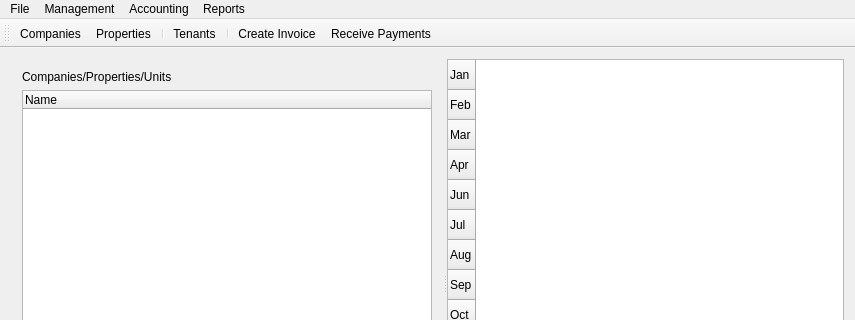
This is rentmanager/rentmanagermainwindow.ui in jayjay-w/rentman as Qt 5 draws it before an edit; both pictures show x 0 to 855 and y 0 to 320 of the 855 by 539 pixel window. The edited form follows.
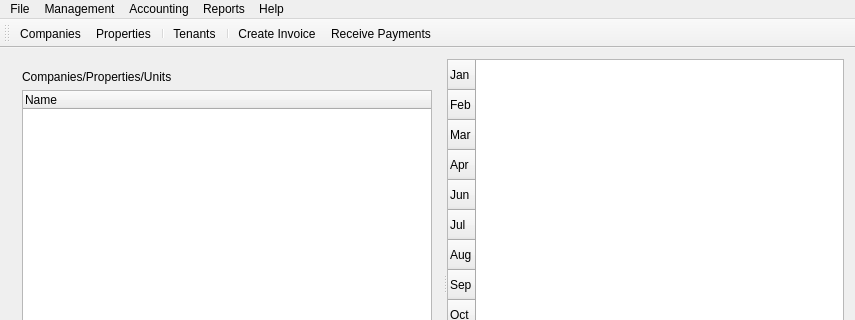
This is the edited form. Icons and pictures are not drawn.

The edit to the form file:
```diff
--- a/rentmanager/rentmanagermainwindow.ui
+++ b/rentmanager/rentmanagermainwindow.ui
@@ -166,10 +166,18 @@
     <addaction name="actionVacan_Units"/>
     <addaction name="actionOccupied_Units"/>
    </widget>
+   <widget class="QMenu" name="menuHelp">
+    <property name="title">
+     <string>Help</string>
+    </property>
+    <addaction name="actionAbout"/>
+    <addaction name="actionAbout_Qt"/>
+   </widget>
    <addaction name="menuFile"/>
    <addaction name="menuManagement"/>
    <addaction name="menuAccounting"/>
    <addaction name="menuReports"/>
+   <addaction name="menuHelp"/>
   </widget>
   <widget class="QToolBar" name="mainToolBar">
    <property name="toolButtonStyle">
```
Left out of the diff: 10 changed lines with no effect on the pictures.
